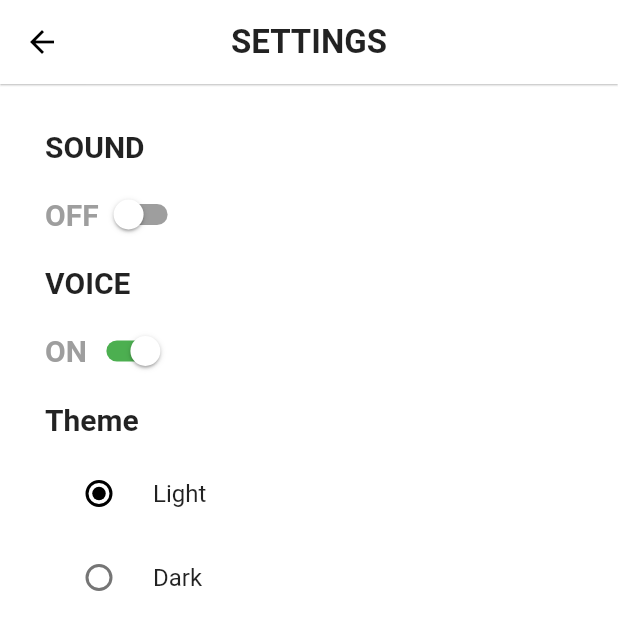
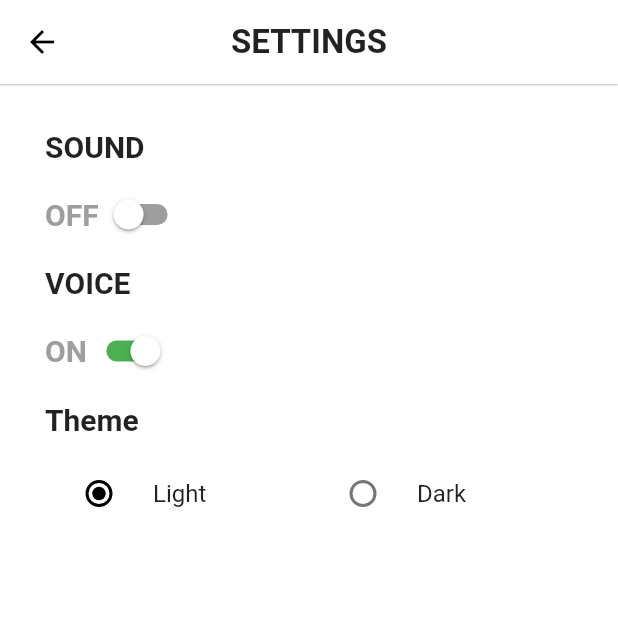
Before and after one commit to Sophie627/flutter-fitness, a Flutter app: the SettingsScreen screen opened by its route, on a phone screen of 412 x 824 dp. Shown: the top 630 px of the screen. Run offline on Flutter 3.47's test engine with Material 2 defaults, Android fonts, the phone set to English and light mode, and no system bars; our stand-ins replace audioplayers, carousel_slider, cloud_firestore, firebase_auth, flutter_swiper, shared_preferences and 5 more; missing offline and left inert: mailer; accounts and stored records are empty; statements that could not run were skipped.

Commit message:
changing Theme style at setting screen

```diff
--- a/lib/ui/screens/settings_screen.dart
+++ b/lib/ui/screens/settings_screen.dart
@@ -1,4 +1,3 @@
-import 'package:flutter/cupertino.dart';
 import 'package:flutter/material.dart';
 import 'package:onboarding_flow/models/settings.dart';
 import 'package:onboarding_flow/ui/screens/main_screen.dart';
@@ -134,9 +133,10 @@ class _SettingsScreenState extends State<SettingsScreen> {
                 ),
                 new Padding(
                   padding: EdgeInsets.fromLTRB(0, 10.0, 0, 10.0),
-                  child: Column(
+                  child: Row(
                     children: <Widget>[
-                      RadioListTile<bool>(
+                      Expanded(
+                        child: RadioListTile<bool>(
                           activeColor: Colors.black,
                           title: const Text('Light'),
                           value: false,
@@ -147,7 +147,9 @@ class _SettingsScreenState extends State<SettingsScreen> {
                             });
                           },
                         ),
-                      RadioListTile<bool>(
+                      ),
+                      Expanded(
+                        child: RadioListTile<bool>(
                           activeColor: Colors.black ,
                           title: const Text('Dark'),
                           value: true,
@@ -157,6 +159,7 @@ class _SettingsScreenState extends State<SettingsScreen> {
                               settings.nightTheme = value;
                             });
                           },
+                        ),
                       ),
                     ],
                   ),
```
Lines whose indentation alone changed are shown as unchanged.
